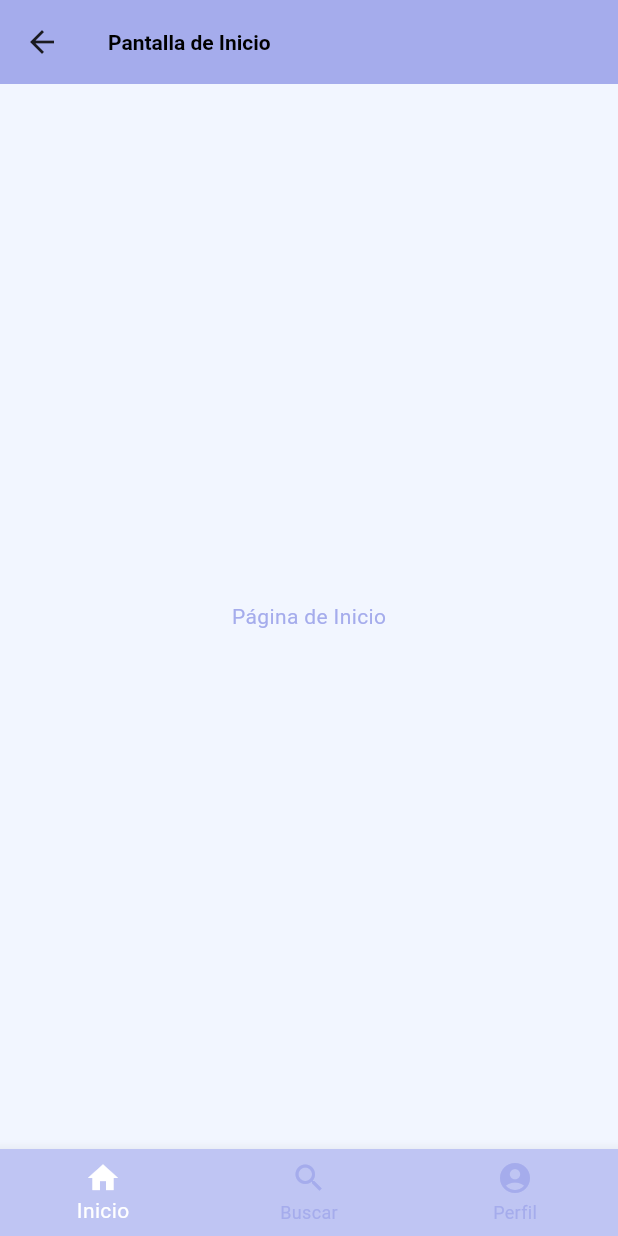
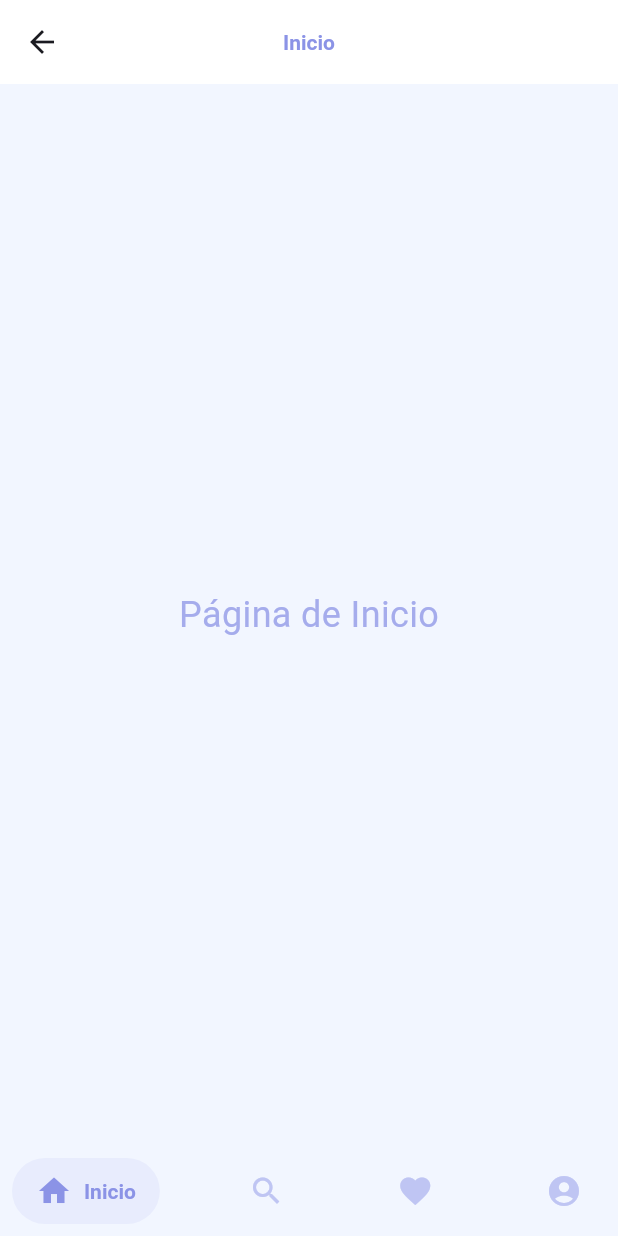
Before and after one commit to ulisesUliiACC/ArryUwu, a Flutter app: the HomeScreen screen opened by its route, on a phone screen of 412 x 824 dp. Run offline on Flutter 3.47's test engine with Material 3 defaults, Android fonts, the phone set to English and light mode, and no system bars; drawn by our look-alikes of salomon_bottom_bar; our stand-ins replace font_awesome_flutter, lottie.

Commit message:
cambio nuevos de diseño

```diff
--- a/lib/Home/HomeScreen.dart
+++ b/lib/Home/HomeScreen.dart
@@ -1,69 +1,64 @@
 import 'package:flutter/material.dart';
-import 'package:arryuwu/colors/palette.dart'; // Importa la paleta
+import 'package:arryuwu/menu/menu.dart';
+import 'package:arryuwu/colors/palette.dart';
 
 class HomeScreen extends StatefulWidget {
-  const HomeScreen({super.key});
+  const HomeScreen({Key? key}) : super(key: key);
 
   @override
   _HomeScreenState createState() => _HomeScreenState();
 }
 
 class _HomeScreenState extends State<HomeScreen> {
-  int _currentIndex = 0; // Índice de navegación
-  final _pageController = PageController();
+  int _currentIndex = 0;
 
-  // Método para cambiar de página al seleccionar un ítem del menú
-  void _onItemTapped(int index) {
+  final List<Widget> _pages = [
+    const Center(child: Text("Página de Inicio", style: TextStyle(fontSize: 24))),
+    const Center(child: Text("Página de Buscar", style: TextStyle(fontSize: 24))),
+    const Center(child: Text("Página de Favoritos", style: TextStyle(fontSize: 24))),
+    const Center(child: Text("Página de Perfil", style: TextStyle(fontSize: 24))),
+  ];
+
+  void _onTabChanged(int index) {
     setState(() {
       _currentIndex = index;
     });
-    _pageController.jumpToPage(index); // Cambiar página en PageView
-  }
-
-  @override
-  void dispose() {
-    _pageController.dispose();
-    super.dispose();
   }
 
   @override
   Widget build(BuildContext context) {
     return Scaffold(
-      appBar: AppBar(title: const Text('Pantalla de Inicio')),
-      body: PageView(
-        controller: _pageController,
-        onPageChanged: (index) {
-          setState(() {
-            _currentIndex = index;
-          });
-        },
-        children: const [
-          Center(child: Text('Página de Inicio')),
-          Center(child: Text('Página de Buscar')),
-          Center(child: Text('Página de Perfil')),
-        ],
+      appBar: AppBar(
+        title: Text(
+          _getTitle(),
+          style: const TextStyle(color: Palette.primary),
+        ),
+        centerTitle: true,
+        backgroundColor: Palette.white,
       ),
-      bottomNavigationBar: BottomNavigationBar(
+      body: IndexedStack(
+        index: _currentIndex,
+        children: _pages,
+      ),
+      bottomNavigationBar: MenuScreen(
         currentIndex: _currentIndex,
-        onTap: _onItemTapped, // Acción al seleccionar un ítem
-        items: const [
-          BottomNavigationBarItem(
-            icon: Icon(Icons.home),
-            label: 'Inicio',
-          ),
-          BottomNavigationBarItem(
-            icon: Icon(Icons.search),
-            label: 'Buscar',
-          ),
-          BottomNavigationBarItem(
-            icon: Icon(Icons.account_circle),
-            label: 'Perfil',
-          ),
-        ],
-        backgroundColor: Palette.accent, // Fondo de la barra inferior
-        selectedItemColor: Palette.white, // Icono seleccionado
-        unselectedItemColor: Palette.secondary, // Icono no seleccionado
+        onTabChanged: _onTabChanged,
       ),
     );
   }
+
+  String _getTitle() {
+    switch (_currentIndex) {
+      case 0:
+        return "Inicio";
+      case 1:
+        return "Buscar";
+      case 2:
+        return "Favoritos";
+      case 3:
+        return "Perfil";
+      default:
+        return "";
+    }
+  }
 }
```
Also changed, not shown: lib/menu/menu.dart (+30 -118 lines), lib/main.dart (line endings or trailing spaces).
